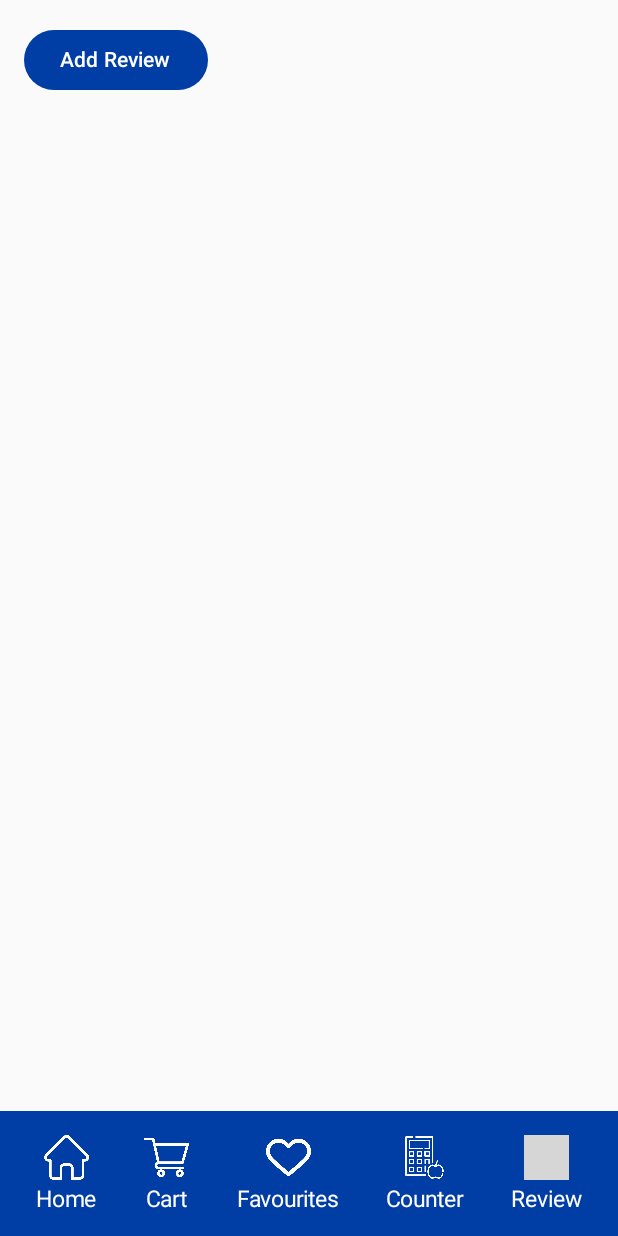
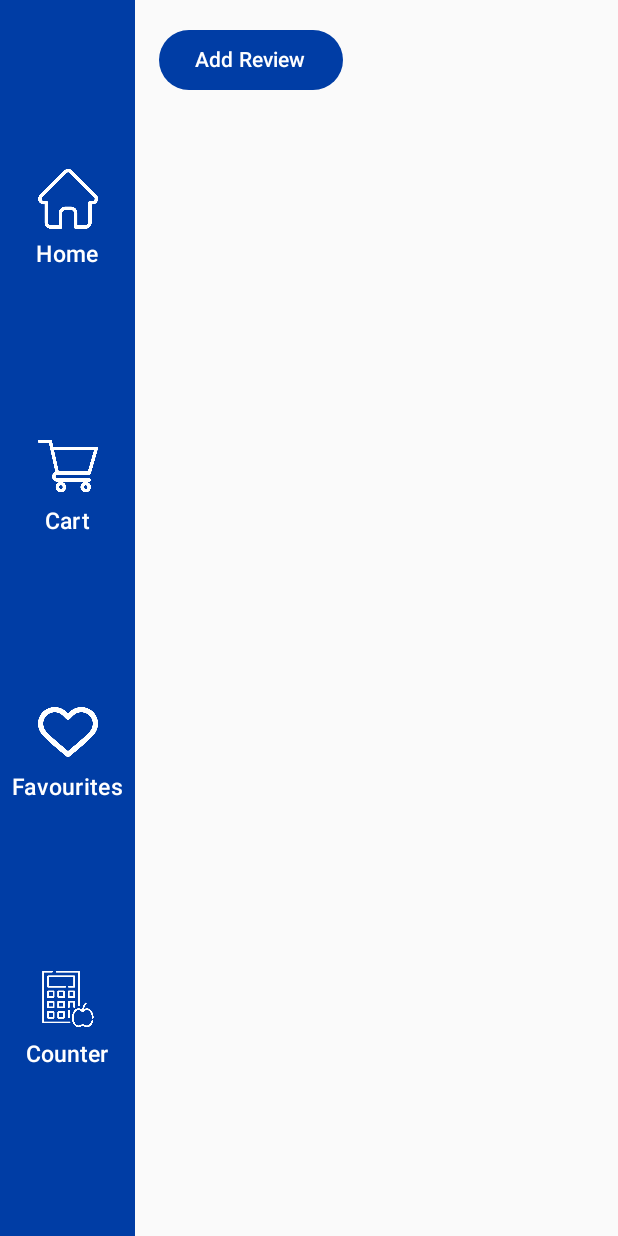
Before and after one commit to RidvanPlluzhina/GroceryMate, an Android app built with Jetpack Compose: the ReviewsScreen screen opened through its navigation route, on a phone screen of 412 x 824 dp. Run offline under Robolectric (Android 15) with nearby library versions, the phone set to English and light mode, and no system bars; our stand-ins replace Room's generated code; grey boxes are pictures that could not be loaded.

Commit message:
Added navigation rail at reviews screen

```diff
--- a/app/src/main/java/it/unibz/engineeringofmobilesystems/grocerymateapp/userinterface/reviews/ReviewsScreen.kt
+++ b/app/src/main/java/it/unibz/engineeringofmobilesystems/grocerymateapp/userinterface/reviews/ReviewsScreen.kt
@@ -10,22 +10,69 @@ import androidx.compose.runtime.*
 import androidx.compose.ui.Alignment
 import androidx.compose.ui.Modifier
 import androidx.compose.ui.graphics.Color
+import androidx.compose.ui.res.painterResource
 import androidx.compose.ui.unit.dp
 import androidx.compose.ui.unit.sp
 import androidx.navigation.NavController
+import it.unibz.engineeringofmobilesystems.grocerymateapp.R
 import it.unibz.engineeringofmobilesystems.grocerymateapp.model.Review
-import it.unibz.engineeringofmobilesystems.grocerymateapp.userinterface.BottomNavigationBar
 import it.unibz.engineeringofmobilesystems.grocerymateapp.viewmodel.ReviewViewModel
 
 @Composable
 fun ReviewsScreen(navController: NavController, viewModel: ReviewViewModel) {
     val reviews by viewModel.reviews.collectAsState()
 
+    Row(modifier = Modifier.fillMaxSize()) {
+
+        NavigationRail(
+            containerColor = Color(0xFF003DA5),
+            modifier = Modifier.width(90.dp),
+            content = {
+                Column(
+                    modifier = Modifier.fillMaxHeight(),
+                    verticalArrangement = Arrangement.SpaceEvenly,
+                    horizontalAlignment = Alignment.CenterHorizontally
+                ) {
+                    // Navigation Items
+                    NavigationRailItem(
+                        icon = { Icon(painterResource(id = R.drawable.home), contentDescription = "Home",
+                            tint = Color.White, modifier = Modifier.size(40.dp)) },
+                        label = { Text("Home", fontSize = 15.sp, color = Color.White) },
+                        selected = false,
+                        onClick = { navController.navigate("home") }
+                    )
+                    NavigationRailItem(
+                        icon = { Icon(painterResource(id = R.drawable.cart1), contentDescription = "Cart",
+                            tint = Color.White, modifier = Modifier.size(40.dp)) },
+                        label = { Text("Cart", fontSize = 15.sp, color = Color.White) },
+                        selected = false,
+                        onClick = { navController.navigate("cart") }
+                    )
+                    NavigationRailItem(
+                        icon = { Icon(painterResource(id = R.drawable.heart), contentDescription = "Favourites",
+                            tint = Color.White, modifier = Modifier.size(40.dp)) },
+                        label = { Text("Favourites", fontSize = 15.sp, color = Color.White) },
+                        selected = false,
+                        onClick = { navController.navigate("favourites") }
+                    )
+                    NavigationRailItem(
+                        icon = { Icon(painterResource(id = R.drawable.track), contentDescription = "Counter",
+                            tint = Color.White, modifier = Modifier.size(40.dp)) },
+                        label = { Text("Counter", fontSize = 15.sp, color = Color.White) },
+                        selected = false,
+                        onClick = { navController.navigate("counter") }
+                    )
+                }
+            }
+        )
+
+
+        // Here is the Main Content
         Box(modifier = Modifier.fillMaxSize()) {
             Column(modifier = Modifier.fillMaxSize().padding(16.dp)) {
                 Button(
                     onClick = { navController.navigate("add_review") },
-                colors = ButtonDefaults.buttonColors(containerColor = Color(0xFF003DA5)) // Custom blue color
+                    colors = ButtonDefaults.buttonColors(containerColor = Color(0xFF003DA5))
                 ) {
                     Text(
                         text = "Add Review",
@@ -36,7 +83,7 @@ fun ReviewsScreen(navController: NavController, viewModel: ReviewViewModel) {
                 LazyColumn(
                     modifier = Modifier
                         .fillMaxSize()
-                    .padding(bottom = 100.dp)
+                        .padding(bottom = 16.dp)
                 ) {
                     items(reviews.size) { index ->
                         val review = reviews[index]
@@ -45,14 +92,6 @@ fun ReviewsScreen(navController: NavController, viewModel: ReviewViewModel) {
                     }
                 }
             }
-
-        // Bottom Navigation Bar
-        Box(
-            modifier = Modifier
-                .align(Alignment.BottomCenter)
-                .background(Color(0xFF003DA5))
-        ) {
-            BottomNavigationBar(navController = navController)
         }
     }
 }
@@ -67,7 +106,9 @@ fun ReviewItem(review: Review, onRemove: () -> Unit) {
             .padding(16.dp)
     ) {
         Column(
-            modifier = Modifier.fillMaxWidth().padding(end = 40.dp)
+            modifier = Modifier
+                .fillMaxWidth()
+                .padding(end = 40.dp)
         ) {
             Text(
                 text = "Title: ${review.title}",
```
Lines whose indentation alone changed are shown as unchanged.
